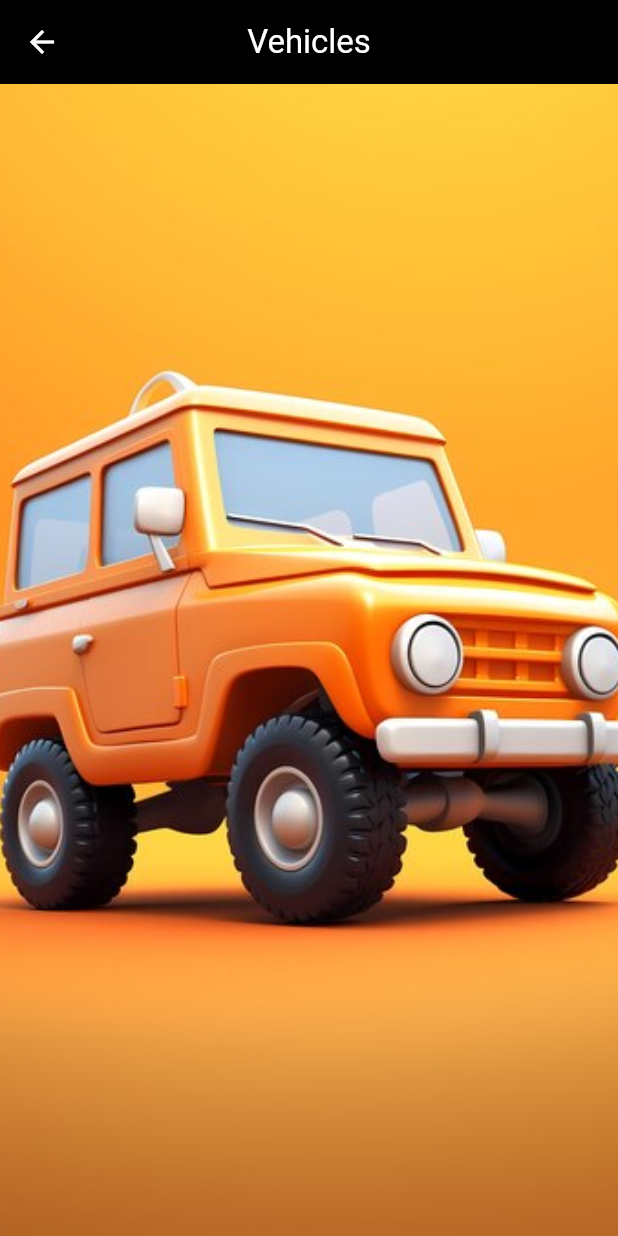
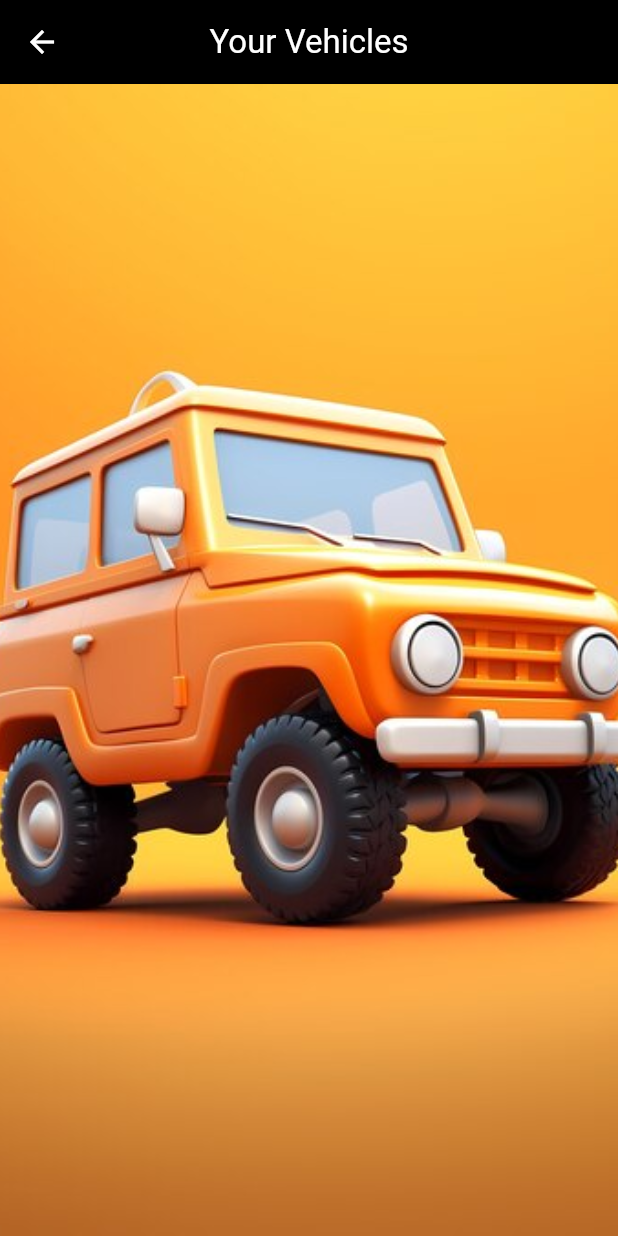
Before and after one commit to sakharevallabh/Galaxy, a Flutter app: the VehiclesPage screen opened directly, on a phone screen of 412 x 824 dp. Run offline on Flutter 3.47's test engine with Material 3 defaults, Android fonts, the phone set to English and light mode, and no system bars.

Commit message:
Android Studio Commit - Minor improvments in UI

```diff
--- a/lib/pages/vehicles_page.dart
+++ b/lib/pages/vehicles_page.dart
@@ -6,7 +6,7 @@ class VehiclesPage extends StatelessWidget {
   @override
   Widget build(BuildContext context) => Scaffold(
         appBar: AppBar(
-          title: const Text('Vehicles'),
+          title: const Text('Your Vehicles'),
           centerTitle: true,
           backgroundColor: Colors.black,
           foregroundColor: Colors.white,
--- a/lib/widget/navigation_drawer_widget.dart
+++ b/lib/widget/navigation_drawer_widget.dart
@@ -161,7 +161,7 @@ class NavigationDrawerWidget extends StatelessWidget {
         ));
     switch (index) {
       case 0:
-        navigateTo(const MyApp());
+        Navigator.pop(context);
         break;
       case 1:
         navigateTo(const PeoplePage());
```
Also changed, not shown: lib/main.dart (+11 -12 lines).
